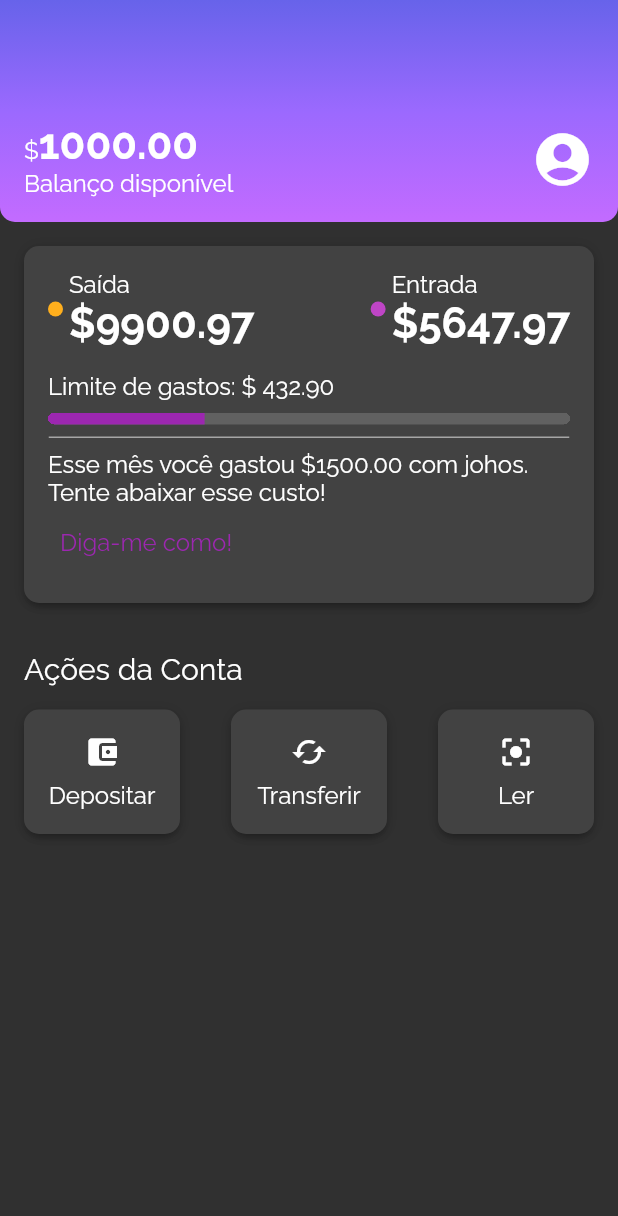
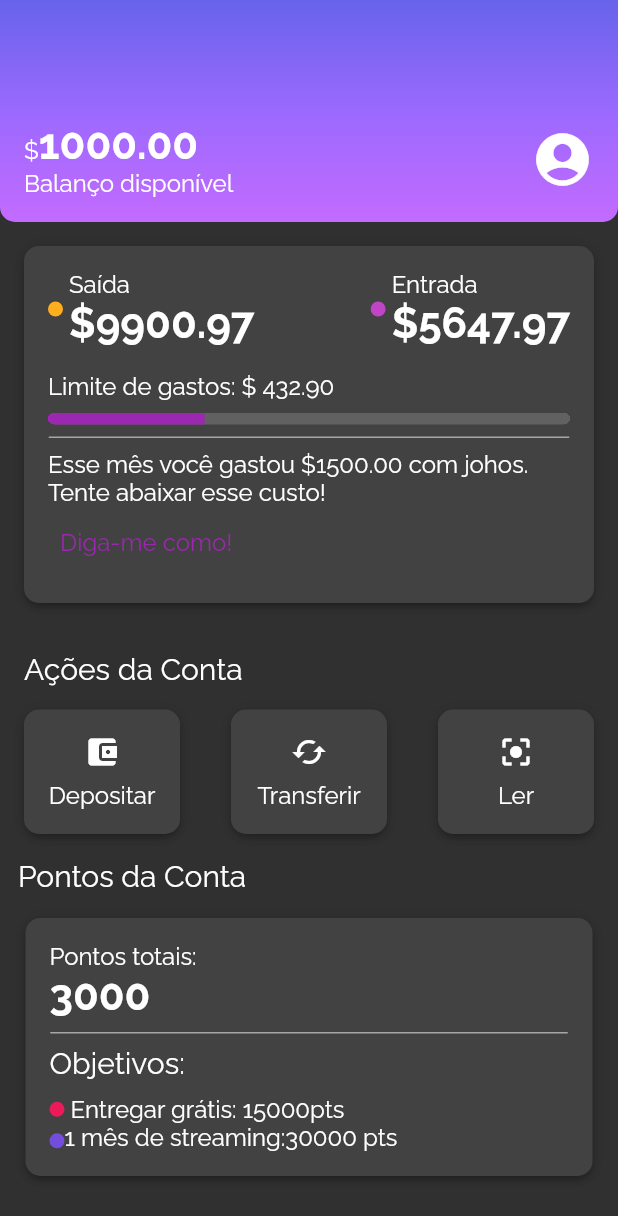
Before and after one commit to kaiquemotta/account_bank, a Flutter app: the screen it shows after launch, on a phone screen of 412 x 824 dp. Shown: the top 1216 px of the screen. Run offline on Flutter 3.47's test engine with Material 2 defaults, Android fonts, the phone set to English and light mode, and no system bars.

Commit message:
subindo aplicacao

```diff
--- /dev/null
+++ b/lib/components/sections/account_points.dart
@@ -0,0 +1,109 @@
+import 'package:checkout_card/components/box_card.dart';
+import 'package:checkout_card/components/color_dot.dart';
+import 'package:checkout_card/themes/theme_colors.dart';
+import 'package:flutter/cupertino.dart';
+import 'package:flutter/material.dart';
+import 'package:flutter/src/widgets/container.dart';
+import 'package:flutter/src/widgets/framework.dart';
+
+import '../content_division.dart';
+
+class AccountPoints extends StatelessWidget {
+  const AccountPoints({super.key});
+
+  @override
+  Widget build(BuildContext context) {
+    return Column(
+      crossAxisAlignment: CrossAxisAlignment.start,
+      children: [
+        Padding(
+          padding: const EdgeInsets.only(bottom: 0.0, left: 12),
+          child: Text('Pontos da Conta',
+              style: Theme.of(context).textTheme.titleMedium),
+        ),
+        Padding(
+          padding: const EdgeInsets.all(17),
+          child: BoxCard(
+            boxContent: _AccontPointsContent(),
+          ),
+        ),
+      ],
+    );
+  }
+}
+
+class _AccontPointsContent extends StatelessWidget {
+  const _AccontPointsContent({super.key});
+
+  @override
+  Widget build(BuildContext context) {
+    return Column(
+      children: [
+        Row(
+          children: [
+            Column(
+              crossAxisAlignment: CrossAxisAlignment.start,
+              children: [
+                Text('Pontos totais:'),
+                Text(
+                  '3000',
+                  style: Theme.of(context).textTheme.bodyLarge,
+                ),
+              ],
+            ),
+          ],
+        ),
+        Padding(
+          padding: const EdgeInsets.only(top: 8.0, bottom: 8.0),
+          child: ContentDivision(),
+        ),
+        Row(
+          children: [
+            Column(
+              crossAxisAlignment: CrossAxisAlignment.start,
+              children: [
+                Padding(
+                  padding: const EdgeInsets.only(bottom:10.0),
+                  child: Text('Objetivos:',
+                      style: Theme.of(context).textTheme.titleMedium),
+                ),
+              ],
+            ),
+          ],
+        ),
+        Row(
+          children: [
+            Padding(
+              padding: const EdgeInsets.only(right: 4.0),
+              child: ColorDot(color: ThemeColors.recentActivity['red']),
+            ),
+            Column(
+              crossAxisAlignment: CrossAxisAlignment.start,
+              children: [
+                Text(
+                  'Entregar grátis: 15000pts',
+                ),
+              ],
+            )
+          ],
+        ),
+        Row(
+          children: [
+            Padding(
+              padding: const EdgeInsets.only(top: 4.0),
+              child: ColorDot(color: ThemeColors.recentActivity['purple']),
+            ),
+            Column(
+              crossAxisAlignment: CrossAxisAlignment.start,
+              children: [
+                Text(
+                  '1 mês de streaming:30000 pts',
+                ),
+              ],
+            )
+          ],
+        )
+      ],
+    );
+  }
+}
--- a/lib/components/sections/recent_activity.dart
+++ b/lib/components/sections/recent_activity.dart
@@ -2,10 +2,9 @@ import 'package:checkout_card/components/box_card.dart';
 import 'package:checkout_card/components/color_dot.dart';
 import 'package:checkout_card/components/content_division.dart';
 import 'package:checkout_card/themes/theme_colors.dart';
+import 'package:flutter/material.dart';
 import 'package:flutter/src/widgets/container.dart';
 import 'package:flutter/src/widgets/framework.dart';
-
-import 'package:flutter/material.dart';
 
 class RecentActivity extends StatelessWidget {
   const RecentActivity({super.key});
--- a/lib/screens/home.dart
+++ b/lib/screens/home.dart
@@ -1,6 +1,7 @@
 import 'package:checkout_card/components/box_card.dart';
 import 'package:checkout_card/components/content_division.dart';
 import 'package:checkout_card/components/sections/account_actions.dart';
+import 'package:checkout_card/components/sections/account_points.dart';
 import 'package:checkout_card/components/sections/header.dart';
 import 'package:checkout_card/components/sections/recent_activity.dart';
 import 'package:flutter/cupertino.dart';
@@ -13,12 +14,15 @@ class Home extends StatelessWidget {
   @override
   Widget build(BuildContext context) {
     return Scaffold(
-        body: Column(
+        body: SingleChildScrollView(
+          child: Column(
               children: <Widget>[
           Header(),
           RecentActivity(),
           AccountActions(),
+          AccountPoints(),
               ],
+            ),
         ));
   }
 }
--- a/lib/themes/theme_colors.dart
+++ b/lib/themes/theme_colors.dart
@@ -6,6 +6,8 @@ class ThemeColors {
   static const recentActivity = {
     'spent': Color.fromRGBO(255, 175, 29, 1.0),
     'income': Color.fromRGBO(191, 69, 198, 1.0),
+    'red': Color.fromRGBO(237, 26, 89, 1),
+    'purple': Color.fromRGBO(115, 77, 220, 1),
   };
   static const List<Color> headerGradient = [
     Color.fromRGBO(103, 99, 234, 1.0),
```
Lines whose indentation alone changed are shown as unchanged.
